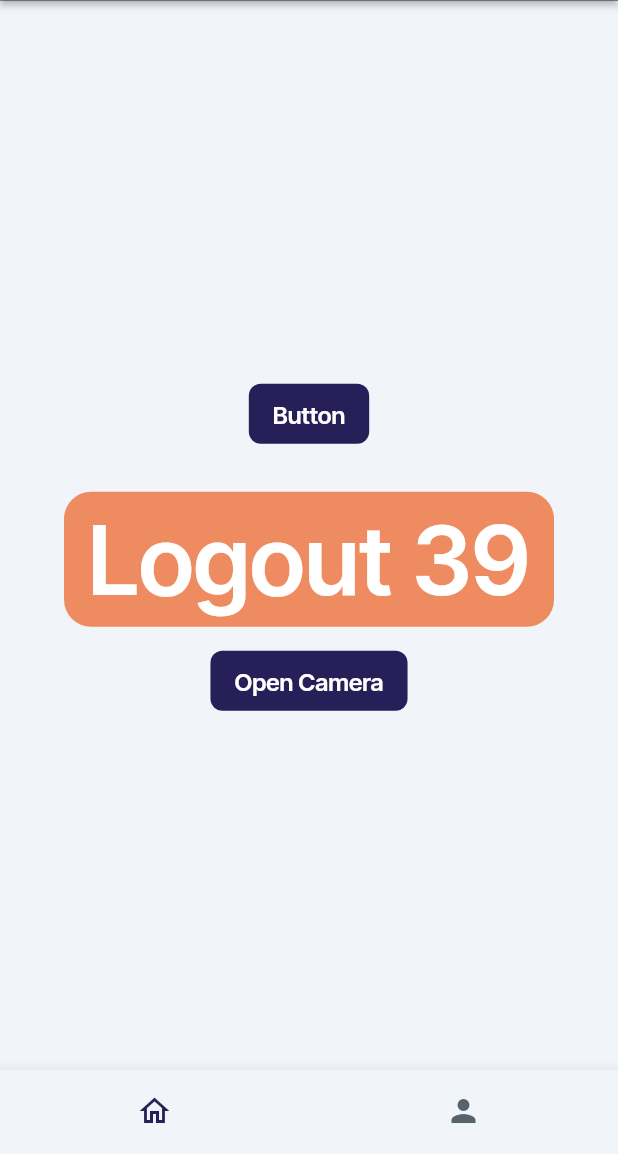
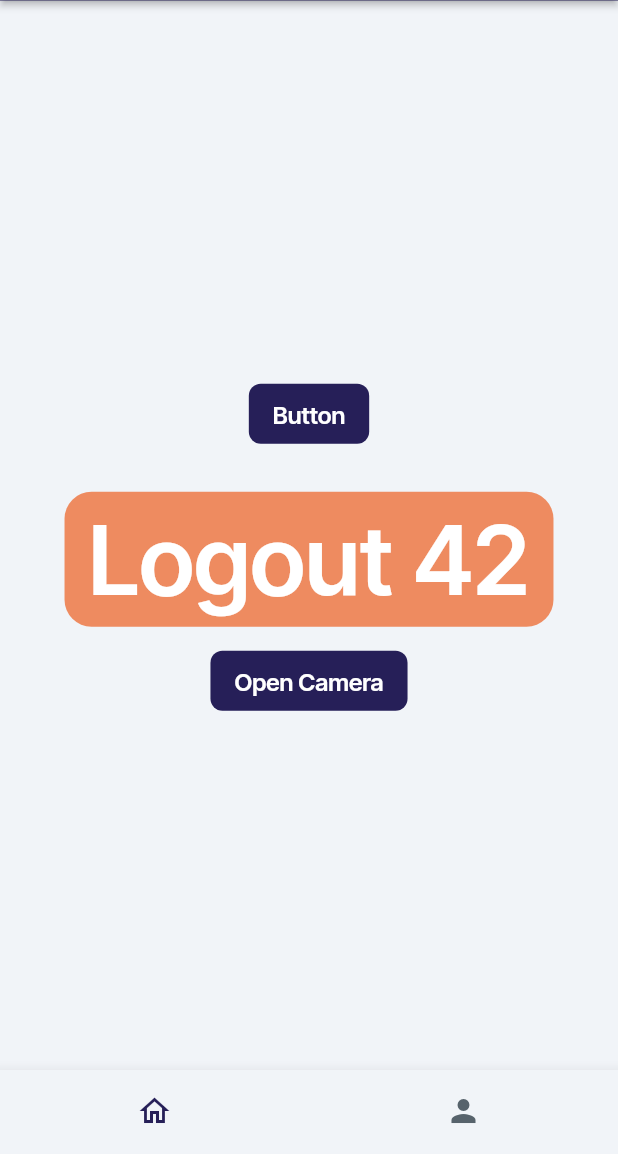
Before and after one commit to ffhr/FlutterFlowBenchmark, a Flutter app: the screen it shows once a user with an empty profile is signed in, on a phone screen of 412 x 824 dp, the part 82-1236 px from its top. Run offline on Flutter 3.47's test engine with Material 3 defaults, Android fonts, the phone set to English and light mode, and no system bars; drawn by our look-alikes of auto_size_text; our stand-ins replace file_picker, firebase_auth, firebase_core, firebase_storage, font_awesome_flutter, from_css_color and 10 more; missing offline and left inert: json_path, mime_type; accounts and stored records are empty.

Commit message:
Updating to latest FlutterFlow output.

```diff
--- a/lib/pages/home_page/home_page_widget.dart
+++ b/lib/pages/home_page/home_page_widget.dart
@@ -108,7 +108,7 @@ class _HomePageWidgetState extends State<HomePageWidget> {
 
                     context.goNamedAuth('LoginPage', context.mounted);
                   },
-                  text: 'Logout 39',
+                  text: 'Logout 42',
                   options: FFButtonOptions(
                     height: 90.0,
                     padding:
```
